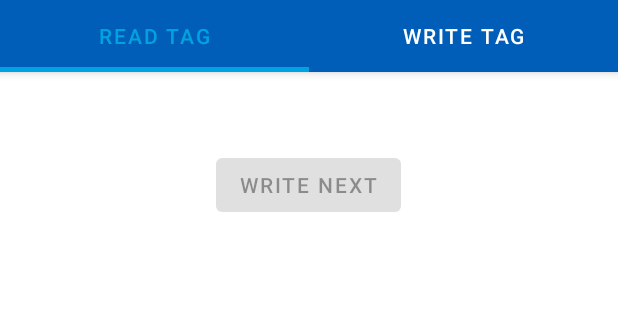
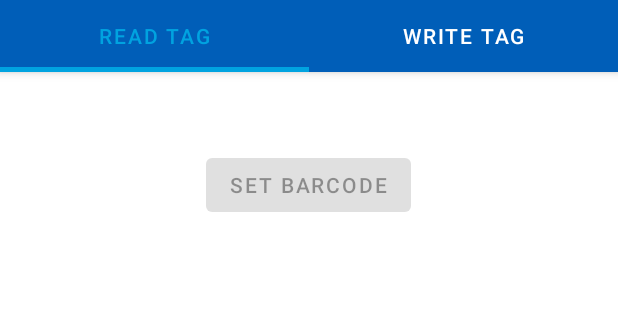
Before and after one commit to alienmanfc6/nfc-factory, an Android app: the screen it shows after launch (MainActivity), on a phone screen of 412 x 824 dp, the part 89-409 px from its top. Run offline under Robolectric (Android 15) with nearby library versions, the phone set to English and light mode, and no system bars.

Commit message:
Update strings

```diff
--- a/app/src/main/java/com/alienmantech/nfcfactory/MainActivity.kt
+++ b/app/src/main/java/com/alienmantech/nfcfactory/MainActivity.kt
@@ -15,7 +15,6 @@ import com.alienmantech.nfcfactory.barcodereader.BarcodeCaptureActivity
 import com.alienmantech.nfcfactory.fragments.BaseTagFragment
 import com.alienmantech.nfcfactory.fragments.ReadTagFragment
 import com.alienmantech.nfcfactory.fragments.WriteTagFragment
-import com.google.android.gms.vision.barcode.Barcode
 import com.google.android.material.floatingactionbutton.FloatingActionButton
 import com.google.android.material.tabs.TabLayout
 
@@ -24,7 +23,7 @@ class MainActivity : AppCompatActivity() {
         private const val RC_BARCODE_SCANNER = 8674
     }
 
-    private var adapter: NfcAdapter? = null
+    private var nfcAdapter: NfcAdapter? = null
     private lateinit var viewPager: ViewPager
 
     override fun onCreate(savedInstanceState: Bundle?) {
@@ -99,7 +98,7 @@ class MainActivity : AppCompatActivity() {
     override fun onPause() {
         super.onPause()
 
-        adapter?.disableForegroundDispatch(this)
+        nfcAdapter?.disableForegroundDispatch(this)
     }
 
     override fun onActivityResult(requestCode: Int, resultCode: Int, data: Intent?) {
@@ -119,12 +118,12 @@ class MainActivity : AppCompatActivity() {
     }
 
     private fun initNfc() {
-        adapter = NfcAdapter.getDefaultAdapter(this)
-        if (adapter == null) {
+        nfcAdapter = NfcAdapter.getDefaultAdapter(this)
+        if (nfcAdapter == null) {
             Toast.makeText(applicationContext, "NFC not supported.", Toast.LENGTH_SHORT).show()
             return
         }
-        if (adapter?.isEnabled == false) {
+        if (nfcAdapter?.isEnabled == false) {
             Toast.makeText(applicationContext, "NFC not enabled.", Toast.LENGTH_SHORT).show()
             return
         }
--- a/app/src/main/res/layout/fragment_read_tag.xml
+++ b/app/src/main/res/layout/fragment_read_tag.xml
@@ -17,6 +17,6 @@
         android:layout_height="wrap_content"
         android:layout_below="@id/read_output"
         android:layout_centerHorizontal="true"
-        android:text="Write Next" />
+        android:text="@string/write_next_button" />
 
 </RelativeLayout>
```
Also changed, not shown: app/src/main/res/layout/fragment_write_tag.xml (+6 -6 lines), app/src/main/res/values/strings.xml (+12 -0 lines).
